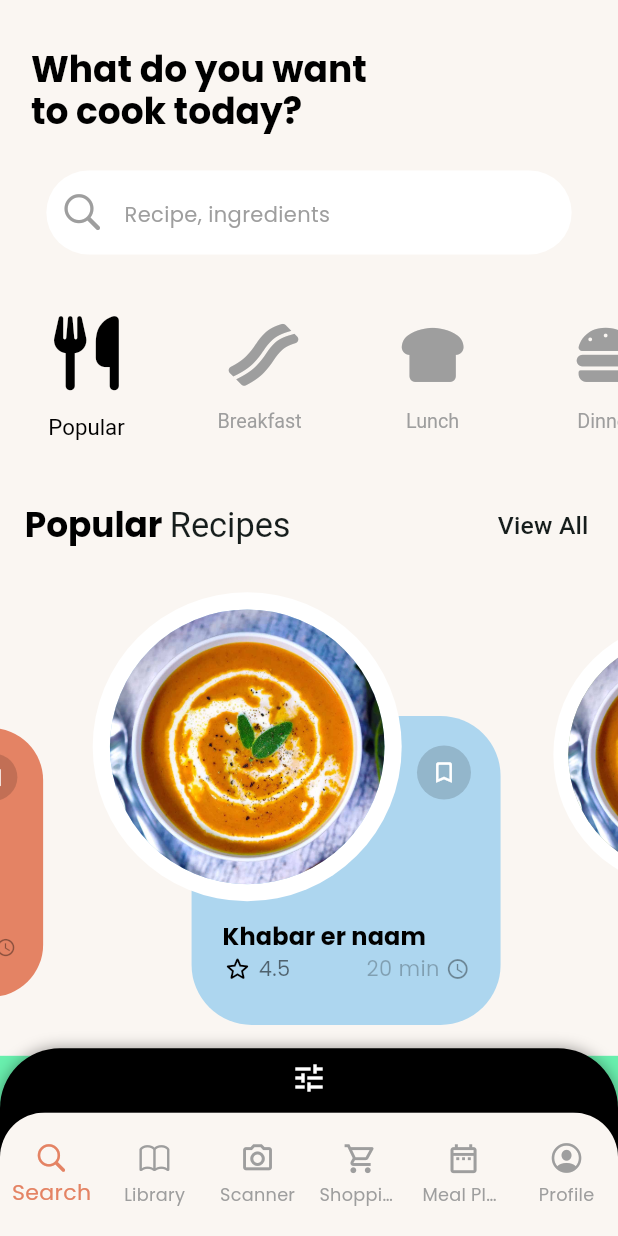
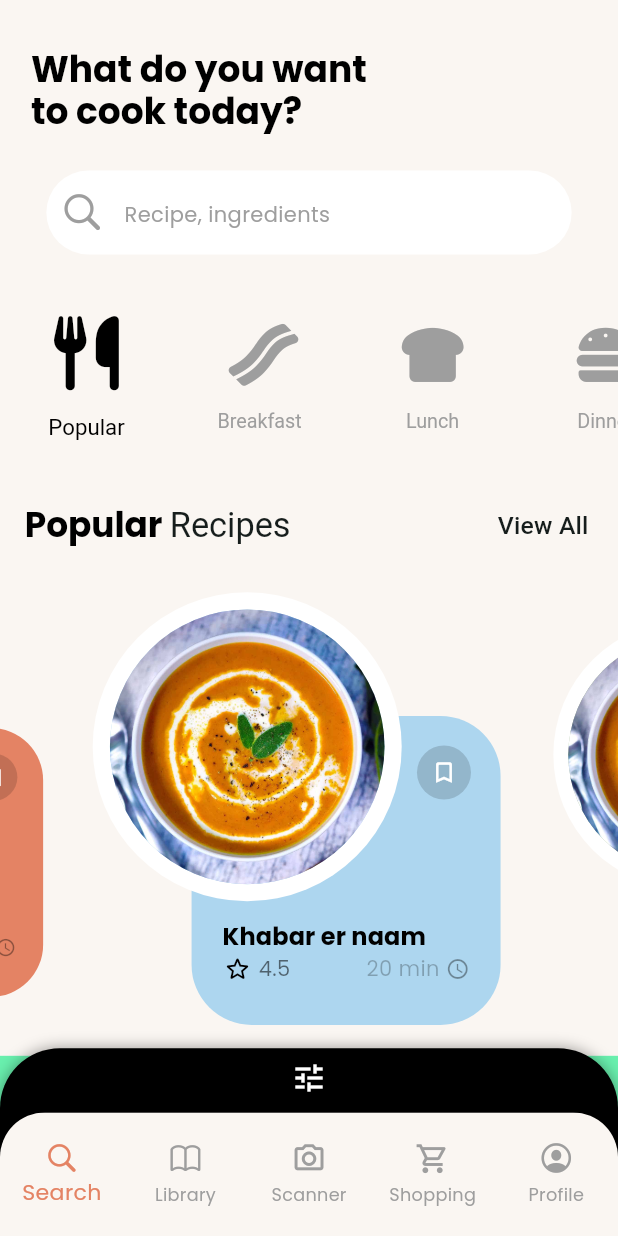
Before and after one commit to ninadgns/Android-Project-Pink-Flag, a Flutter app: the Homescreen screen opened directly, on a phone screen of 412 x 824 dp. Run offline on Flutter 3.47's test engine with Material 3 defaults, Android fonts, the phone set to English and light mode, and no system bars; drawn by our look-alikes of carousel_slider; our stand-ins replace chewie, flutter_tts, font_awesome_flutter, google_fonts, image_picker, share_plus and 3 more.

Commit message:
tanzila12 er shathe merge

```diff
--- a/lib/data/constants.dart
+++ b/lib/data/constants.dart
@@ -27,10 +27,10 @@ final bottomNavigationItems = [
     icon: Icon(Icons.shopping_cart_outlined),
     label: 'Shopping',
   ),
-  const BottomNavigationBarItem(
-    icon: Icon(Icons.date_range_outlined),
-    label: 'Meal Planner',
-  ),
+  // const BottomNavigationBarItem(
+  //   icon: Icon(Icons.date_range_outlined),
+  //   label: 'Meal Planner',
+  // ),
   const BottomNavigationBarItem(
     icon: Icon(CupertinoIcons.profile_circled),
     label: 'Profile',
```
